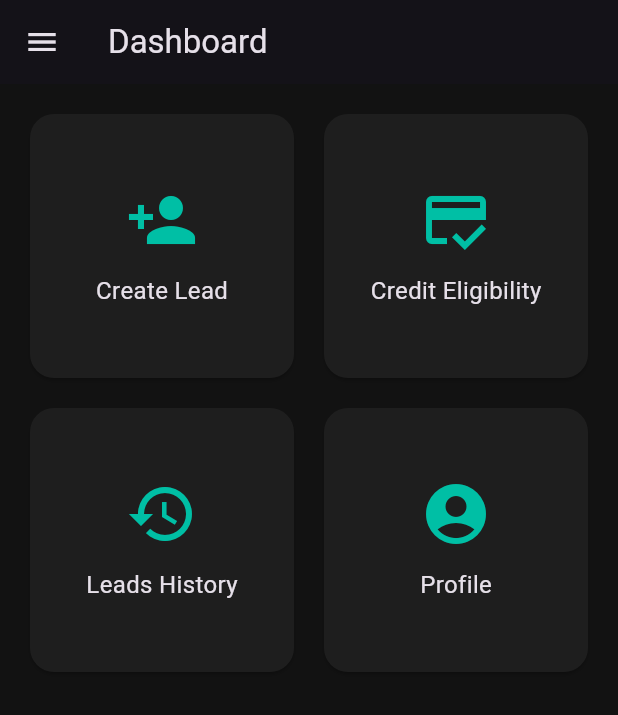
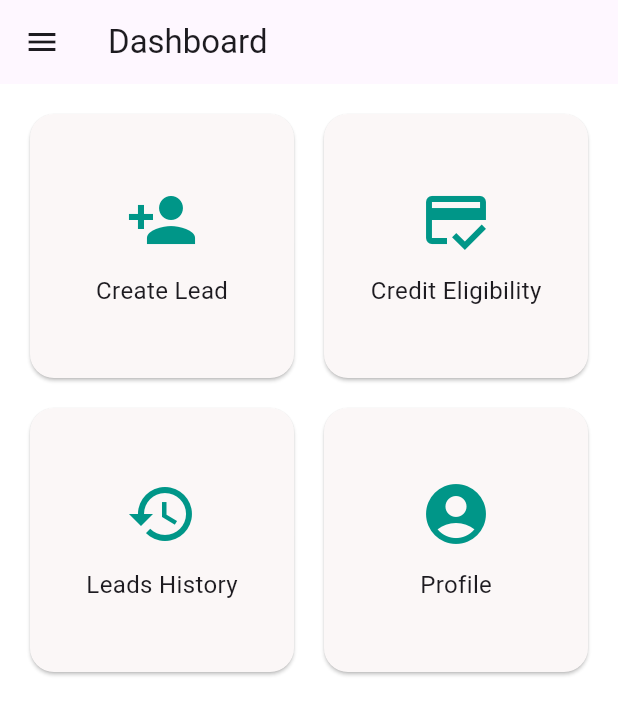
Before and after one commit to akshayaa-padmanaban/sample, a Flutter app: the MPINPage screen opened by its route, after a tap on "Verify MPIN", on a phone screen of 412 x 824 dp. Shown: the top 715 px of the screen. Run offline on Flutter 3.47's test engine with Material 3 defaults, Android fonts, the phone set to English and light mode, and no system bars.

Commit message:
dashboard updated

```diff
--- a/lib/dashboard.dart
+++ b/lib/dashboard.dart
@@ -11,12 +11,12 @@ class DashboardPage extends StatelessWidget {
       appBar: AppBar(title: Text("Dashboard")),
       drawer: Drawer(
         child: Container(
-          color: Color(0xFF1E1E1E),
+          color: Color.fromARGB(255, 253, 248, 248),
           child: ListView(
             children: [
               DrawerHeader(
                 decoration: BoxDecoration(color: Colors.tealAccent[700]),
-                child: Text('Hello, User!', style: TextStyle(fontSize: 20)),
+                child: Text('Menu', style: TextStyle(fontSize: 20)),
               ),
               ListTile(
                 leading: Icon(Icons.dashboard),
@@ -51,7 +51,7 @@ class DashboardPage extends StatelessWidget {
 
   Widget _CardItem(String title, IconData icon, VoidCallback onTap) {
     return Card(
-      color: Color(0xFF1E1E1E),
+      color: Color.fromARGB(255, 251, 247, 247),
       shape: RoundedRectangleBorder(borderRadius: BorderRadius.circular(16)),
       child: InkWell(
         onTap: onTap,
@@ -60,7 +60,7 @@ class DashboardPage extends StatelessWidget {
           child: Column(
             mainAxisSize: MainAxisSize.min,
             children: [
-              Icon(icon, size: 48, color: Colors.tealAccent[700]),
+              Icon(icon, size: 48, color: Colors.teal),
               SizedBox(height: 12),
               Text(title, style: TextStyle(fontSize: 16)),
             ],
--- a/lib/login.dart
+++ b/lib/login.dart
@@ -53,7 +53,6 @@ class _LoginPageState extends State<LoginPage> with RouteAware {
               child: Column(
                 crossAxisAlignment: CrossAxisAlignment.stretch,
                 children: [
-                  Text('Welcome Back', style: Theme.of(context).textTheme.headlineSmall),
                   SizedBox(height: 24),
                   TextField(
                     controller: _usernameController,
--- a/lib/main.dart
+++ b/lib/main.dart
@@ -7,47 +7,76 @@ import 'dashboard.dart';
 
 final RouteObserver<ModalRoute<void>> routeObserver = RouteObserver<ModalRoute<void>>();
 
-void main() {
-  runApp(MyApp());
-}
+void main() => runApp(MyApp());
 
 class MyApp extends StatelessWidget {
-  @override
-  Widget build(BuildContext context) {
-    return MaterialApp(
-      title: 'Dark Mode Auth Flow',
-      theme: ThemeData.dark().copyWith(
-        scaffoldBackgroundColor: Color(0xFF121212),
-        cardColor: Color(0xFF1E1E1E),
+  static final _lightTheme = ThemeData.light().copyWith(
+    scaffoldBackgroundColor: Colors.white,
+    cardColor: Colors.grey[100],
     inputDecorationTheme: InputDecorationTheme(
       filled: true,
-          fillColor: Color(0xFF2A2A2A),
+      fillColor: Colors.grey[200],
       border: OutlineInputBorder(
         borderRadius: BorderRadius.circular(12),
         borderSide: BorderSide.none,
       ),
-          labelStyle: TextStyle(color: Colors.white70),
+      labelStyle: const TextStyle(color: Colors.black),
     ),
     elevatedButtonTheme: ElevatedButtonThemeData(
       style: ElevatedButton.styleFrom(
-            foregroundColor: Colors.black, backgroundColor: Colors.tealAccent[700],
+        foregroundColor: Colors.white,
+        backgroundColor: Colors.teal,
         shape: RoundedRectangleBorder(borderRadius: BorderRadius.circular(12)),
-            minimumSize: Size.fromHeight(48),
+        minimumSize: const Size.fromHeight(48),
       ),
     ),
     textButtonTheme: TextButtonThemeData(
-          style: TextButton.styleFrom(foregroundColor: Colors.tealAccent[700]),
+      style: TextButton.styleFrom(foregroundColor: Colors.teal),
     ),
-        iconTheme: IconThemeData(color: Colors.white70),
+    iconTheme: const IconThemeData(color: Colors.black),
+  );
+
+  static final _darkTheme = ThemeData.dark().copyWith(
+    scaffoldBackgroundColor: Colors.white,
+    cardColor: Colors.teal,
+    inputDecorationTheme: const InputDecorationTheme(
+      filled: true,
+      fillColor: Color(0xFF2A2A2A),
+      border: OutlineInputBorder(
+        borderRadius: BorderRadius.all(Radius.circular(12)),
+        borderSide: BorderSide.none,
       ),
+      labelStyle: TextStyle(color: Colors.white),
+    ),
+    elevatedButtonTheme: ElevatedButtonThemeData(
+      style: ElevatedButton.styleFrom(
+        foregroundColor: Colors.white,
+        backgroundColor: Colors.teal,
+        shape: RoundedRectangleBorder(borderRadius: BorderRadius.all(Radius.circular(12))),
+        minimumSize: const Size.fromHeight(48),
+      ),
+    ),
+    textButtonTheme: TextButtonThemeData(
+      style: TextButton.styleFrom(foregroundColor: Colors.teal),
+    ),
+    iconTheme: const IconThemeData(color: Colors.white),
+  );
+
+  @override
+  Widget build(BuildContext context) {
+    return MaterialApp(
+      title: 'Sample Application',
+      theme: _lightTheme,
+      darkTheme: _darkTheme,
+      themeMode: ThemeMode.system,
+      initialRoute: '/',
       navigatorObservers: [routeObserver],
-      initialRoute: '/',
       routes: {
-        '/': (_) => LoginPage(),
-        '/verification': (_) => VerificationPage(),
-        '/otp': (_) => OTPPage(),
-        '/mpin': (_) => MPINPage(),
-        '/dashboard': (_) => DashboardPage(),
+        '/': (_) =>  LoginPage(),
+        '/verification': (_) =>  VerificationPage(),
+        '/otp': (_) =>  OTPPage(),
+        '/mpin': (_) =>  MPINPage(),
+        '/dashboard': (_) =>  DashboardPage(),
       },
     );
   }
--- a/lib/mpin.dart
+++ b/lib/mpin.dart
@@ -37,7 +37,7 @@ class _MPINPageState extends State<MPINPage> with RouteAware {
         child: Column(
           mainAxisAlignment: MainAxisAlignment.center,
           children: [
-            Icon(Icons.lock_outline, size: 48, color: Colors.tealAccent[700]),
+            Icon(Icons.lock_outline, size: 48, color: Colors.teal),
             SizedBox(height: 16),
             TextField(
               controller: _ctrl,
@@ -48,7 +48,7 @@ class _MPINPageState extends State<MPINPage> with RouteAware {
               ],
               obscureText: true,
               textAlign: TextAlign.center,
-              decoration: InputDecoration(labelText: 'Enter 4‑digit MPIN'),
+              decoration: InputDecoration(labelText: 'Enter 4 digit MPIN'),
             ),
             SizedBox(height: 24),
             ElevatedButton(onPressed: _verify, child: Text('Verify MPIN')),
--- a/lib/otp.dart
+++ b/lib/otp.dart
@@ -42,7 +42,7 @@ class _OTPPageState extends State<OTPPage> with RouteAware {
         padding: EdgeInsets.all(24),
         child: Column(
           children: [
-            Text('Enter the 6‑digit code', style: Theme.of(context).textTheme.titleMedium),
+            Text('Enter the 6 digit code', style: Theme.of(context).textTheme.titleMedium),
             SizedBox(height: 16),
             Row(
               mainAxisAlignment: MainAxisAlignment.center,
--- a/lib/verification.dart
+++ b/lib/verification.dart
@@ -14,6 +14,11 @@ class VerificationPage extends StatelessWidget {
       appBar: AppBar(title: Text("Send OTP")),
       body: Center(
         child: ElevatedButton.icon(
+          style: ElevatedButton.styleFrom(
+            shape: RoundedRectangleBorder(borderRadius: BorderRadius.circular(10.0)),
+            padding: EdgeInsets.symmetric(vertical: 10, horizontal: 20),
+            minimumSize: Size(150, 40),
+          ),
           onPressed: () => _sendOTP(context),
           icon: Icon(Icons.send),
           label: Text("Send OTP"),
--- a/pubspec.yaml
+++ b/pubspec.yaml
@@ -30,6 +30,8 @@ environment:
 dependencies:
   flutter:
     sdk: flutter
+     # Add this dependency for managing the state
+
 
   # The following adds the Cupertino Icons font to your application.
   # Use with the CupertinoIcons class for iOS style icons.
```
Also changed, not shown: lib/createlead.dart (added, +44 -0 lines). Lines whose indentation alone changed are shown as unchanged.
